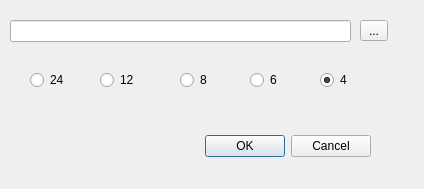
First picture: the form in newproject.ui, repository dralagen/HCI-rotoscope-qt, before the edit.
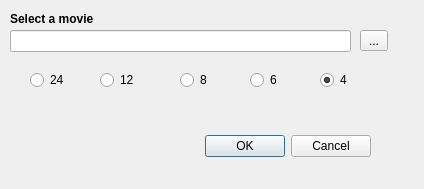
Second picture: the form after the edit.

Patch:
```diff
--- a/newproject.ui
+++ b/newproject.ui
@@ -33,7 +33,7 @@
    <property name="geometry">
     <rect>
      <x>10</x>
-     <y>20</y>
+     <y>30</y>
      <width>341</width>
      <height>22</height>
     </rect>
@@ -43,7 +43,7 @@
    <property name="geometry">
     <rect>
      <x>360</x>
-     <y>20</y>
+     <y>30</y>
      <width>28</width>
      <height>21</height>
     </rect>
@@ -123,6 +123,25 @@
     <bool>true</bool>
    </property>
   </widget>
+  <widget class="QLabel" name="label">
+   <property name="geometry">
+    <rect>
+     <x>10</x>
+     <y>10</y>
+     <width>111</width>
+     <height>18</height>
+    </rect>
+   </property>
+   <property name="font">
+    <font>
+     <weight>75</weight>
+     <bold>true</bold>
+    </font>
+   </property>
+   <property name="text">
+    <string>Select a movie</string>
+   </property>
+  </widget>
  </widget>
  <resources/>
  <connections>
```
